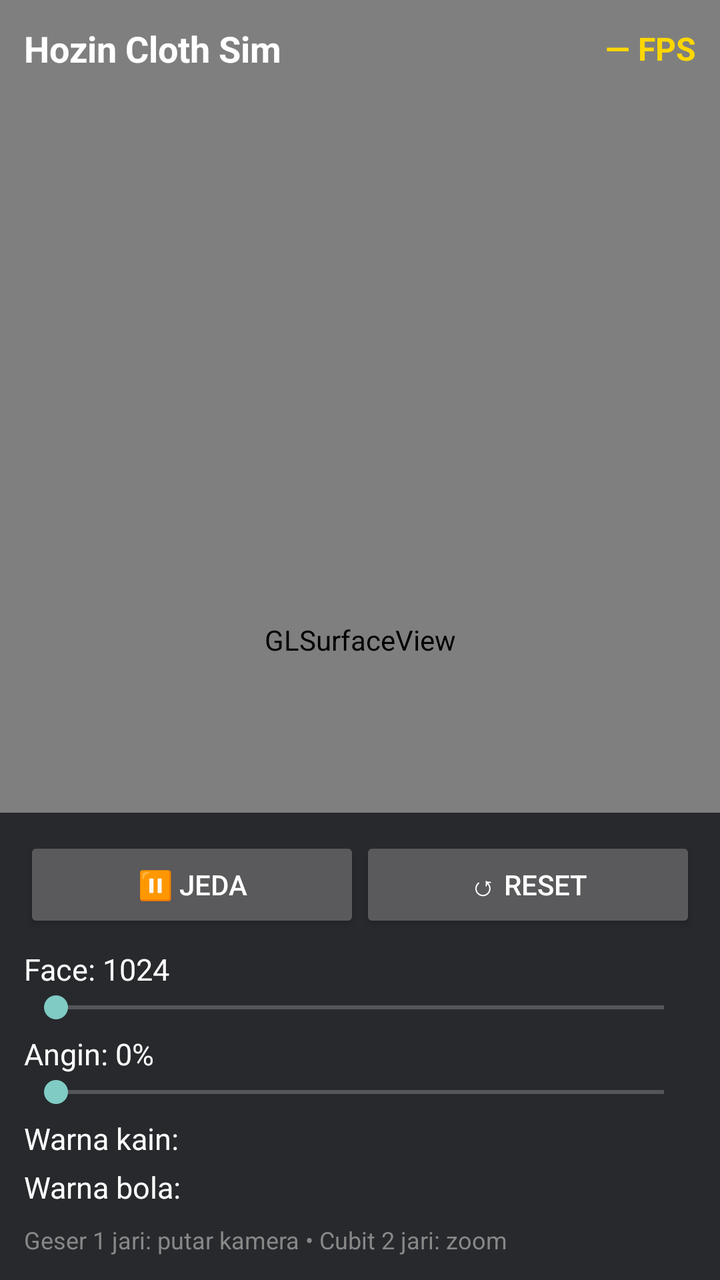
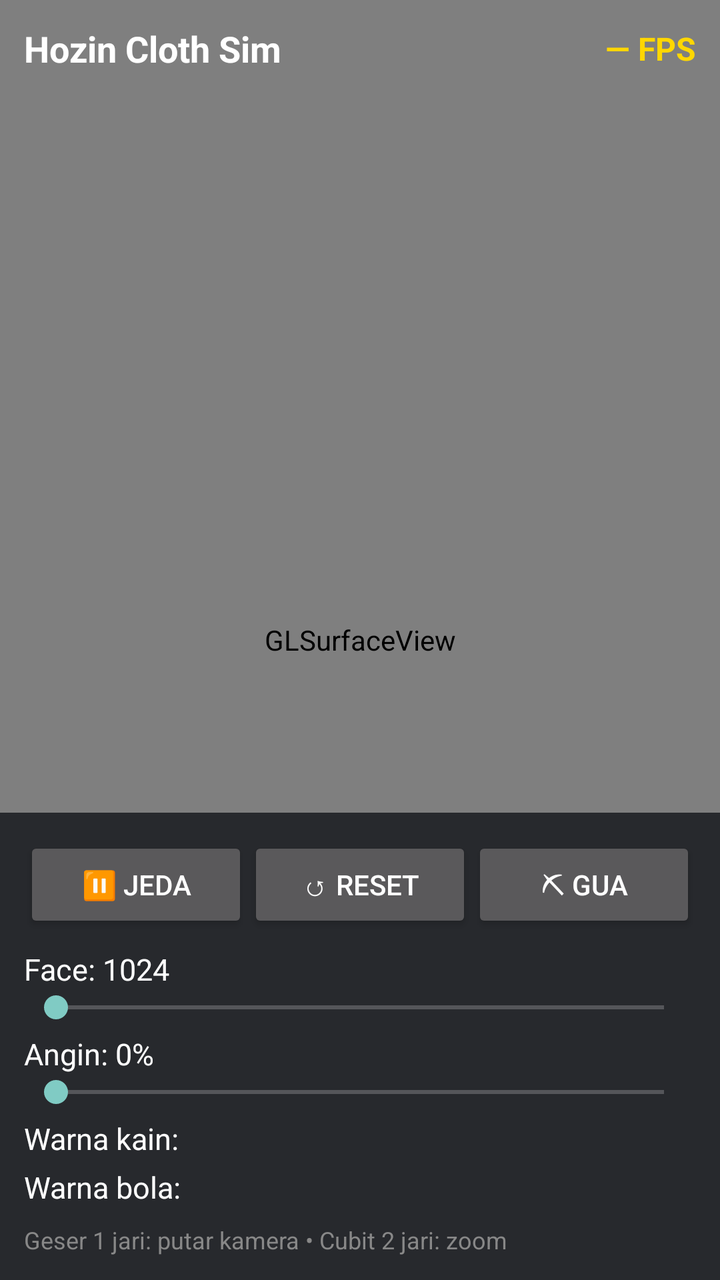

Before-and-after screenshots of an Android layout around one commit, followed by the original layout XML and the change that was made.
<!-- AndroidManifest.xml: application theme Theme.HozinClothSim -->
<!-- res/layout/activity_main.xml -->
<?xml version="1.0" encoding="utf-8"?>
<FrameLayout xmlns:android="http://schemas.android.com/apk/res/android"
    android:layout_width="match_parent"
    android:layout_height="match_parent"
    android:background="#0D0F13">

    <android.opengl.GLSurfaceView
        android:id="@+id/glView"
        android:layout_width="match_parent"
        android:layout_height="match_parent" />

    
    <LinearLayout
        android:layout_width="match_parent"
        android:layout_height="wrap_content"
        android:orientation="horizontal"
        android:padding="12dp"
        android:gravity="center_vertical">

        <TextView
            android:layout_width="0dp"
            android:layout_height="wrap_content"
            android:layout_weight="1"
            android:text="Hozin Cloth Sim"
            android:textColor="#FFFFFF"
            android:textSize="18sp"
            android:textStyle="bold" />

        <TextView
            android:id="@+id/fpsView"
            android:layout_width="wrap_content"
            android:layout_height="wrap_content"
            android:text="— FPS"
            android:textColor="#FFD700"
            android:textSize="16sp"
            android:textStyle="bold" />
    </LinearLayout>

    
    <ScrollView
        android:layout_width="match_parent"
        android:layout_height="wrap_content"
        android:layout_gravity="bottom"
        android:background="#CC12141A"
        android:padding="12dp">

        <LinearLayout
            android:layout_width="match_parent"
            android:layout_height="wrap_content"
            android:orientation="vertical">

            <LinearLayout
                android:layout_width="match_parent"
                android:layout_height="wrap_content"
                android:orientation="horizontal">

                <Button
                    android:id="@+id/btnPlay"
                    android:layout_width="0dp"
                    android:layout_height="wrap_content"
                    android:layout_weight="1"
                    android:text="⏸ Jeda" />

                <Button
                    android:id="@+id/btnReset"
                    android:layout_width="0dp"
                    android:layout_height="wrap_content"
                    android:layout_weight="1"
                    android:text="↺ Reset" />
            </LinearLayout>

            <TextView
                android:id="@+id/faceLabel"
                android:layout_width="wrap_content"
                android:layout_height="wrap_content"
                android:text="Face: 1024"
                android:textColor="#FFFFFF"
                android:textSize="15sp"
                android:layout_marginTop="8dp" />

            <SeekBar
                android:id="@+id/faceBar"
                android:layout_width="match_parent"
                android:layout_height="wrap_content" />

            <TextView
                android:id="@+id/windLabel"
                android:layout_width="wrap_content"
                android:layout_height="wrap_content"
                android:text="Angin: 0%"
                android:textColor="#FFFFFF"
                android:textSize="15sp"
                android:layout_marginTop="4dp" />

            <SeekBar
                android:id="@+id/windBar"
                android:layout_width="match_parent"
                android:layout_height="wrap_content" />

            <TextView
                android:layout_width="wrap_content"
                android:layout_height="wrap_content"
                android:text="Warna kain:"
                android:textColor="#FFFFFF"
                android:textSize="15sp"
                android:layout_marginTop="4dp" />

            <LinearLayout
                android:id="@+id/clothColorRow"
                android:layout_width="match_parent"
                android:layout_height="wrap_content"
                android:orientation="horizontal" />

            <TextView
                android:layout_width="wrap_content"
                android:layout_height="wrap_content"
                android:text="Warna bola:"
                android:textColor="#FFFFFF"
                android:textSize="15sp"
                android:layout_marginTop="4dp" />

            <LinearLayout
                android:id="@+id/ballColorRow"
                android:layout_width="match_parent"
                android:layout_height="wrap_content"
                android:orientation="horizontal" />

            <TextView
                android:layout_width="match_parent"
                android:layout_height="wrap_content"
                android:text="Geser 1 jari: putar kamera • Cubit 2 jari: zoom"
                android:textColor="#888888"
                android:textSize="12sp"
                android:layout_marginTop="8dp" />
        </LinearLayout>
    </ScrollView>

</FrameLayout>
<!-- resources referenced by this layout -->
<resources>
  <style name="Theme.HozinClothSim" parent="Theme.AppCompat.NoActionBar">
          <item name="android:windowBackground">@color/bg_dark</item>
          <item name="android:statusBarColor">@color/bg_dark</item>
      </style>
  <color name="bg_dark">#0D0F13</color>
</resources>

<!-- the commit's change to res/layout/activity_main.xml (unified diff, before → after) -->
@@ -67,6 +67,13 @@
                     android:layout_height="wrap_content"
                     android:layout_weight="1"
                     android:text="↺ Reset" />
+
+                <Button
+                    android:id="@+id/btnBg"
+                    android:layout_width="0dp"
+                    android:layout_height="wrap_content"
+                    android:layout_weight="1"
+                    android:text="⛏ Gua" />
             </LinearLayout>
 
             <TextView
